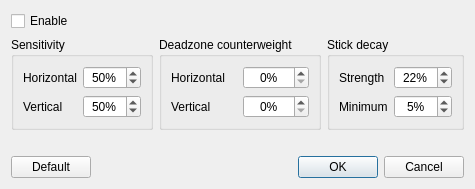
First picture: the form in src/yuzu/configuration/configure_mouse_panning.ui, repository QuantumGhost/yuzu, before the edit.
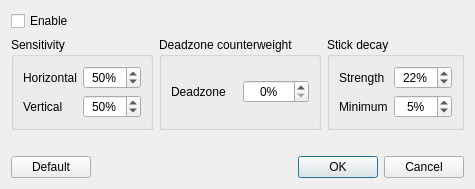
Second picture: the form after the edit.

Diff of the .ui file:
```diff
--- a/src/yuzu/configuration/configure_mouse_panning.ui
+++ b/src/yuzu/configuration/configure_mouse_panning.ui
@@ -91,38 +91,12 @@
         <item row="0" column="0">
          <widget class="QLabel" name="deadzone_x_counterweight_label">
           <property name="text">
-           <string>Horizontal</string>
+           <string>Deadzone</string>
           </property>
          </widget>
         </item>
         <item row="0" column="1">
-         <widget class="QSpinBox" name="deadzone_x_counterweight">
-          <property name="alignment">
-           <set>Qt::AlignCenter</set>
-          </property>
-          <property name="suffix">
-           <string>%</string>
-          </property>
-          <property name="minimum">
-           <number>0</number>
-          </property>
-          <property name="maximum">
-           <number>100</number>
-          </property>
-          <property name="value">
-           <number>0</number>
-          </property>
-         </widget>
-        </item>
-        <item row="1" column="0">
-         <widget class="QLabel" name="deadzone_y_counterweight_label">
-          <property name="text">
-           <string>Vertical</string>
-          </property>
-         </widget>
-        </item>
-        <item row="1" column="1">
-         <widget class="QSpinBox" name="deadzone_y_counterweight">
+         <widget class="QSpinBox" name="deadzone_counterweight">
           <property name="alignment">
            <set>Qt::AlignCenter</set>
           </property>
```
Left out of the diff: 2 changed lines with no effect on the pictures.
